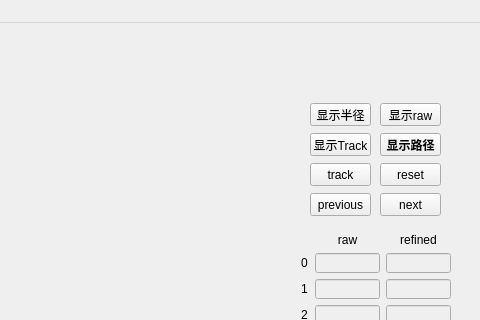
The window that mainwindow.ui (Imrono/locAlgrithom) describes before a commit, drawn with Qt 5; both pictures show x 520 to 1000 and y 0 to 320 of the 1000 by 650 pixel window.
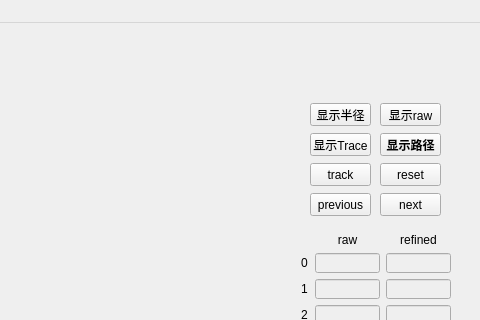
The same window after the commit. Custom widgets are drawn as their Qt base class.

```diff
--- a/mainwindow.ui
+++ b/mainwindow.ui
@@ -325,7 +325,7 @@
      </rect>
     </property>
     <property name="text">
-     <string>显示Track</string>
+     <string>显示Trace</string>
     </property>
    </widget>
    <widget class="uiUsrFrame" name="UsrFrm">
```
Left out of the diff: 6 changed lines with no effect on the pictures.
